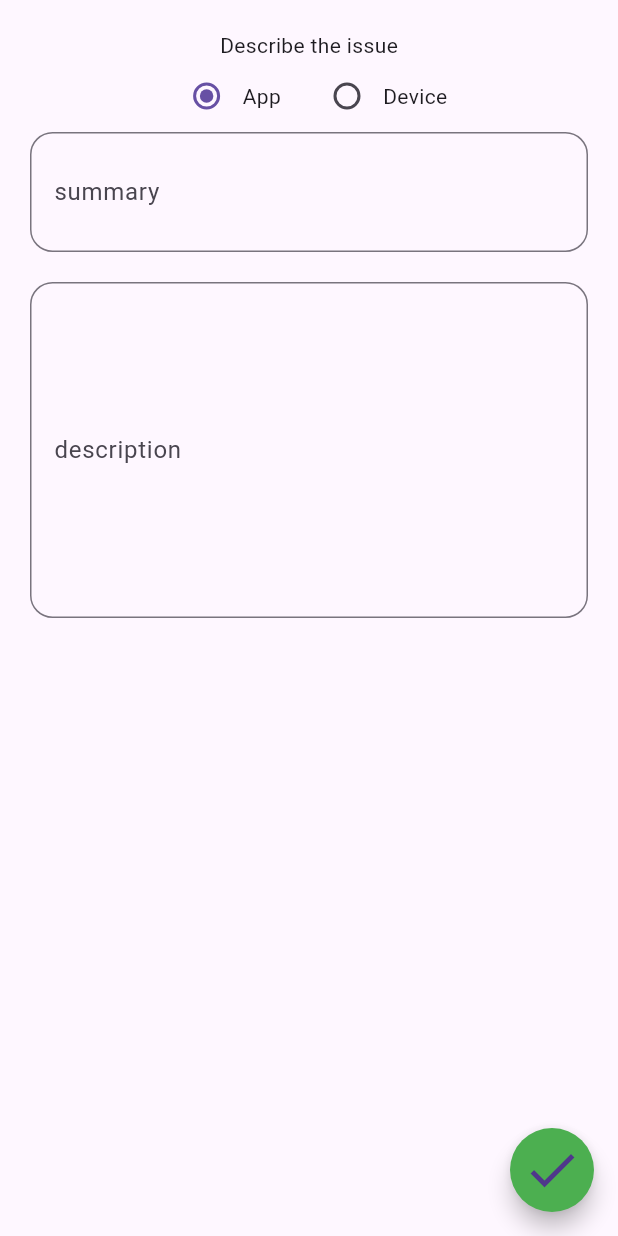
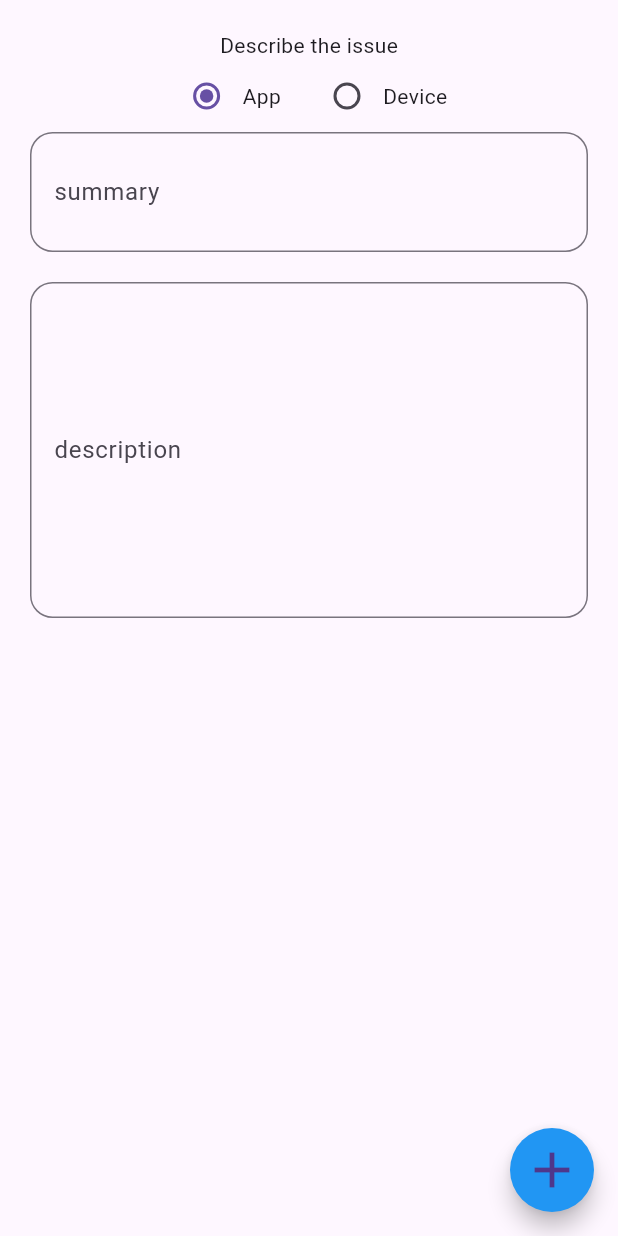
Before and after one commit to ymm83/eAquaSaver_flutter, a Flutter app: the IssueScreen screen opened directly with empty values, after a tap on the "add" icon, on a phone screen of 412 x 824 dp. Run offline on Flutter 3.47's test engine with Material 3 defaults, Android fonts, the phone set to English and light mode, and no system bars; our stand-ins replace bloc, equatable, flutter_bloc, flutter_blue_plus, geolocator, google_maps_flutter and 1 more; missing offline and left inert: cloudflare_turnstile, mapa_app, moment_dart, show_hide_password; accounts and stored records are empty.

Commit message:
User issues edition and add ok

```diff
--- a/lib/screens/issue_screen.dart
+++ b/lib/screens/issue_screen.dart
@@ -222,10 +222,13 @@ class _IssueScreenState extends State<IssueScreen> {
               ? const Center(child: CircularProgressIndicator())
               : (_newIssue == false)
                   ? ListView.builder(
+                      keyboardDismissBehavior: ScrollViewKeyboardDismissBehavior.onDrag,
+                      shrinkWrap: true,
                       itemCount: _issueData.length,
                       itemBuilder: (BuildContext context, int index) {
-                        final formattedDate =
-                            Moment(DateTime.parse(_issueData[index]['created_at'])).startOf(DurationUnit.second).fromNow();
+                        final formattedDate = Moment(DateTime.parse(_issueData[index]['created_at']))
+                            .startOf(DurationUnit.second)
+                            .fromNow();
                         //debugPrint('$formattedDate');
                         return Card(
                           color: Color.fromARGB(255, 191, 241, 239),
@@ -233,7 +236,8 @@ class _IssueScreenState extends State<IssueScreen> {
                             key: GlobalKey(),
                             title: Text(
                               '${_issueData[index]['id']}-${_issueData[index]['summary']}',
-                              style: const TextStyle(fontWeight: FontWeight.w400, color: Color.fromARGB(255, 1, 24, 43)),
+                              style:
+                                  const TextStyle(fontWeight: FontWeight.w400, color: Color.fromARGB(255, 1, 24, 43)),
                             ),
                             subtitle: Column(
                               crossAxisAlignment: CrossAxisAlignment.start,
@@ -359,12 +363,14 @@ class _IssueScreenState extends State<IssueScreen> {
                           ),
                         ],
                       )),
-          floatingActionButton: (_newIssue == false)
-              ? FloatingActionButton(
+          floatingActionButton:
+              //(_newIssue == false)
+              /*?*/ FloatingActionButton(
             onPressed: () {
               setState(() {
                 _newIssue = true;
               });
+              widget.pageController.jumpToPage(4);
             },
             backgroundColor: Colors.blue,
             shape: const CircleBorder(),
@@ -373,7 +379,7 @@ class _IssueScreenState extends State<IssueScreen> {
               size: 40,
             ),
           )
-              : FloatingActionButton(
+          /*: FloatingActionButton(
                 onPressed: () {
                   _saveIssue();
                   debugPrint(
@@ -388,10 +394,9 @@ class _IssueScreenState extends State<IssueScreen> {
                   Icons.check_outlined,
                   size: 40,
                 ),
-                ),
+              ),*/
           );
-      }
-    );
+    });
   }
 }
 
--- a/lib/screens/user_tabs.dart
+++ b/lib/screens/user_tabs.dart
@@ -1,9 +1,7 @@
 import 'package:eaquasaver_flutter_app/bloc/bloc/bloc_bloc.dart';
-import 'package:eaquasaver_flutter_app/main.dart';
 import 'package:eaquasaver_flutter_app/screens/issue_form.dart';
 import 'package:flutter/material.dart';
 import 'package:flutter_bloc/flutter_bloc.dart';
-import 'package:provider/provider.dart';
 import 'package:supabase_flutter/supabase_flutter.dart';
 import 'account_screen.dart';
 import 'issue_screen.dart';
@@ -16,7 +14,7 @@ class UserTabs extends StatefulWidget {
 }
 
 class _UserTabsState extends State<UserTabs> {
-  final PageController _userTabController = PageController();
+  final PageController _userTabController = PageController(keepPage: false);
   int _pageChanged = 0;
   String _pageTitle = 'Profile';
   late SupabaseClient supabase;
@@ -67,7 +65,7 @@ class _UserTabsState extends State<UserTabs> {
       ),
       body: PageView(
         physics: const NeverScrollableScrollPhysics(),
-        pageSnapping: true,
+        pageSnapping: false,
         controller: _userTabController,
         onPageChanged: (index) {
           setState(() {
```
Also changed, not shown: lib/screens/issue_form.dart (+76 -13 lines). Lines whose indentation alone changed are shown as unchanged.
